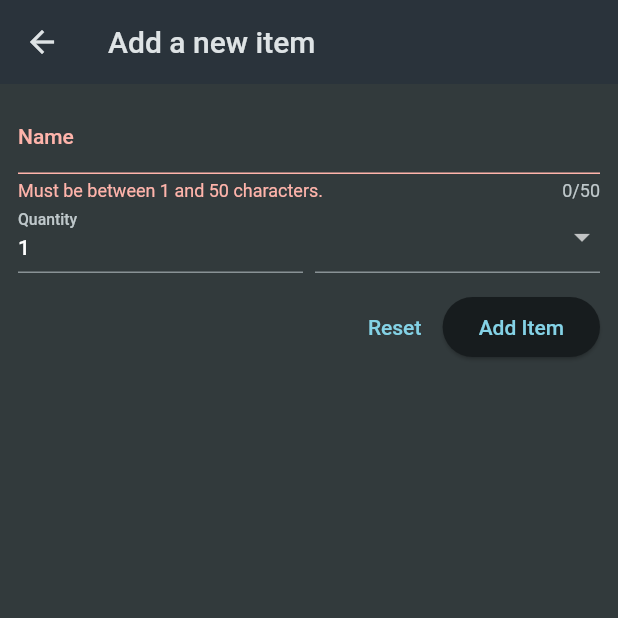
After one commit to npehlivanoglu/shopping_list, a Flutter app: the NewItem screen opened directly, after a tap on "Add Item", on a phone screen of 412 x 824 dp, the top half of it. The commit adds this screen. Run offline on Flutter 3.47's test engine with Material 2 defaults, Android fonts, the phone set to English and light mode, and no system bars; our stand-ins replace flutter_riverpod.

Commit message:
validation

```diff
--- a/lib/data/categories.dart
+++ b/lib/data/categories.dart
@@ -2,18 +2,7 @@ import 'package:flutter/material.dart';
 
 import 'package:shopping_list/models/category.dart';
 
-enum Categories {
-  vegetables,
-  fruit,
-  meat,
-  dairy,
-  carbs,
-  sweets,
-  spices,
-  convenience,
-  hygiene,
-  other
-}
+
 
 const categories = {
   Categories.vegetables: Category(
--- a/lib/data/dummy_items.dart
+++ b/lib/data/dummy_items.dart
@@ -1,6 +1,6 @@
 import 'package:shopping_list/models/grocery.dart';
 import 'package:shopping_list/data/categories.dart';
-
+import 'package:shopping_list/models/category.dart';
  var groceryItems = [
   GroceryItem(
       id: 'a',
--- a/lib/models/category.dart
+++ b/lib/models/category.dart
@@ -1,5 +1,16 @@
 import 'package:flutter/material.dart';
-
+enum Categories {
+  vegetables,
+  fruit,
+  meat,
+  dairy,
+  carbs,
+  sweets,
+  spices,
+  convenience,
+  hygiene,
+  other
+}
 class Category {
   const Category(this.name, this.color);
   final String name;
--- a/lib/screens/product_list_screen.dart
+++ b/lib/screens/product_list_screen.dart
@@ -2,6 +2,8 @@ import 'package:flutter/material.dart';
 import 'package:flutter_riverpod/flutter_riverpod.dart';
 import 'package:shopping_list/providers/grocery_items_provider.dart';
 import 'package:shopping_list/widgets/grocery_item.dart';
+import 'package:shopping_list/widgets/new_item.dart';
+
 class ProductListScreen extends ConsumerStatefulWidget {
   const ProductListScreen({super.key});
 
@@ -12,16 +14,29 @@ class ProductListScreen extends ConsumerStatefulWidget {
 }
 
 class _ProductListScreenState extends ConsumerState<ProductListScreen> {
+  void _addItem() {
+    Navigator.of(context).push(MaterialPageRoute(
+      builder: ((context) => const NewItem()),
+    ));
+  }
+
   @override
   Widget build(BuildContext context) {
     var groceryItems = ref.watch(groceryItemsProvider);
     var content = ListView.builder(
       itemCount: groceryItems.length,
-      itemBuilder: (context, index) =>
-           CategoryItem(groceryItems[index]),
+      itemBuilder: (context, index) => CategoryItem(groceryItems[index]),
     );
     return Scaffold(
-      appBar: AppBar(title: const Text("Your Grocies")),
+      appBar: AppBar(
+        title: const Text("Your Grocies"),
+        actions: [
+          IconButton(
+            onPressed: _addItem,
+            icon: const Icon(Icons.add),
+          ),
+        ],
+      ),
       body: content,
     );
   }
--- a/lib/widgets/grocery_item.dart
+++ b/lib/widgets/grocery_item.dart
@@ -19,8 +19,8 @@ class CategoryItem extends StatelessWidget {
           mainAxisSize: MainAxisSize.min,
           children: [
             Container(
-              height: 50,
-              width: 50,
+              height: 24,
+              width: 24,
               color: groceryItem.category.color,
               margin: const EdgeInsets.all(5),
             ),
--- /dev/null
+++ b/lib/widgets/new_item.dart
@@ -0,0 +1,116 @@
+import 'package:flutter/material.dart';
+import 'package:shopping_list/data/categories.dart';
+
+class NewItem extends StatefulWidget {
+  const NewItem({super.key});
+  @override
+  State<NewItem> createState() {
+    return _NewItemState();
+  }
+}
+
+class _NewItemState extends State<NewItem> {
+  final _formKey = GlobalKey<FormState>();
+
+  void _saveItem(){
+    _formKey.currentState!.validate();
+  }
+  @override
+  Widget build(BuildContext context) {
+    return Scaffold(
+      appBar: AppBar(
+        title: const Text("Add a new item"),
+      ),
+      body: Padding(
+        padding: const EdgeInsets.all(12),
+        child: Form(
+          key: _formKey,
+          child: Column(
+            children: [
+              TextFormField(
+                maxLength: 50,
+                decoration: const InputDecoration(
+                  label: Text("Name"),
+                ),
+                validator: (value) {
+                  if (value == null ||
+                      value.isEmpty ||
+                      value.trim().length <= 1 ||
+                      value.trim().length > 50) {
+                    return 'Must be between 1 and 50 characters.';
+                  }
+                  return null;
+                },
+              ), //instead of textfield();
+              Row(
+                crossAxisAlignment: CrossAxisAlignment.end,
+                children: [
+                  Expanded(
+                    child: TextFormField(
+                      validator: (value) {
+                        if (value == null ||
+                            value.isEmpty ||
+                            int.tryParse(value) == null ||
+                            int.tryParse(value)! <= 0) {
+                          return 'Must be a valid, positive number.';
+                        }
+                        return null;
+                      },
+                      decoration: const InputDecoration(
+                        label: Text('Quantity'),
+                      ),
+                      keyboardType: TextInputType.number,
+                      initialValue: '1',
+                    ),
+                  ),
+                  const SizedBox(
+                    width: 8,
+                  ),
+                  Expanded(
+                    child: DropdownButtonFormField(
+                      items: [
+                        for (final category in categories.entries)
+                          DropdownMenuItem(
+                              value: category.key,
+                              child: Row(
+                                children: [
+                                  Container(
+                                    width: 16,
+                                    height: 16,
+                                    color: category.value.color,
+                                  ),
+                                  const SizedBox(
+                                    width: 6,
+                                  ),
+                                  Text(category.value.name)
+                                ],
+                              ))
+                      ],
+                      onChanged: ((value) {}),
+                    ),
+                  )
+                ],
+              ),
+              const SizedBox(
+                height: 12,
+              ),
+              Row(
+                mainAxisAlignment: MainAxisAlignment.end,
+                children: [
+                  TextButton(
+                    onPressed: () {},
+                    child: const Text('Reset'),
+                  ),
+                  ElevatedButton(
+                    onPressed: _saveItem,
+                    child: const Text('Add Item'),
+                  ),
+                ],
+              )
+            ],
+          ),
+        ),
+      ),
+    );
+  }
+}
```
